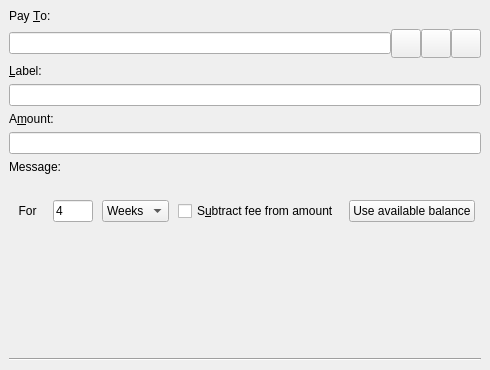
First picture: the form in src/qt/forms/sendcoinsentry.ui, repository hardwarewise/SIN-core, before the edit.
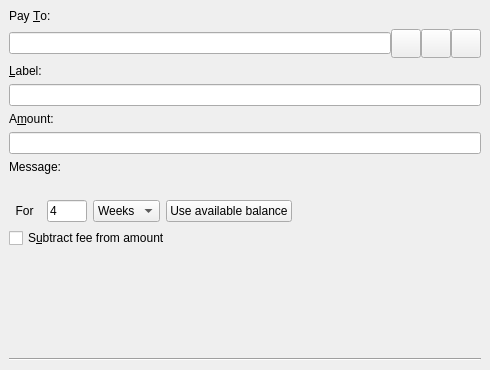
Second picture: the form after the edit. Icons and pictures are not drawn. Custom widgets are drawn as their Qt base class.

The edit to the form file:
```diff
--- a/src/qt/forms/sendcoinsentry.ui
+++ b/src/qt/forms/sendcoinsentry.ui
@@ -185,7 +185,7 @@
        </widget>
       </item>
       <item>
-       <layout class="QHBoxLayout" name="horizontalLayoutAmount" stretch="0,0,0,0,0">
+       <layout class="QHBoxLayout" name="horizontalLayout">
         <item>
          <widget class="QLabel" name="locklabel">
           <property name="sizePolicy">
@@ -204,6 +204,12 @@
           <property name="enabled">
            <bool>true</bool>
           </property>
+          <property name="sizePolicy">
+           <sizepolicy hsizetype="Fixed" vsizetype="Fixed">
+            <horstretch>0</horstretch>
+            <verstretch>0</verstretch>
+           </sizepolicy>
+          </property>
           <property name="maximumSize">
            <size>
             <width>40</width>
@@ -247,6 +253,36 @@
          </widget>
         </item>
         <item>
+         <widget class="QPushButton" name="useAvailableBalanceButton">
+          <property name="sizePolicy">
+           <sizepolicy hsizetype="Fixed" vsizetype="Fixed">
+            <horstretch>0</horstretch>
+            <verstretch>0</verstretch>
+           </sizepolicy>
+          </property>
+          <property name="text">
+           <string>Use available balance</string>
+          </property>
+         </widget>
+        </item>
+        <item>
+         <spacer name="horizontalSpacer">
+          <property name="orientation">
+           <enum>Qt::Horizontal</enum>
+          </property>
+          <property name="sizeHint" stdset="0">
+           <size>
+            <width>40</width>
+            <height>20</height>
+           </size>
+          </property>
+         </spacer>
+        </item>
+       </layout>
+      </item>
+      <item>
+       <layout class="QHBoxLayout" name="horizontalLayoutAmount" stretch="0,0">
+        <item>
          <widget class="QCheckBox" name="checkboxSubtractFeeFromAmount">
           <property name="sizePolicy">
            <sizepolicy hsizetype="Fixed" vsizetype="Fixed">
@@ -263,17 +299,17 @@
          </widget>
         </item>
         <item>
-         <widget class="QPushButton" name="useAvailableBalanceButton">
-          <property name="sizePolicy">
-           <sizepolicy hsizetype="Fixed" vsizetype="Fixed">
-            <horstretch>0</horstretch>
-            <verstretch>0</verstretch>
-           </sizepolicy>
+         <spacer name="horizontalSpacer_2">
+          <property name="orientation">
+           <enum>Qt::Horizontal</enum>
           </property>
-          <property name="text">
-           <string>Use available balance</string>
+          <property name="sizeHint" stdset="0">
+           <size>
+            <width>40</width>
+            <height>20</height>
+           </size>
           </property>
-         </widget>
+         </spacer>
         </item>
        </layout>
       </item>
```
